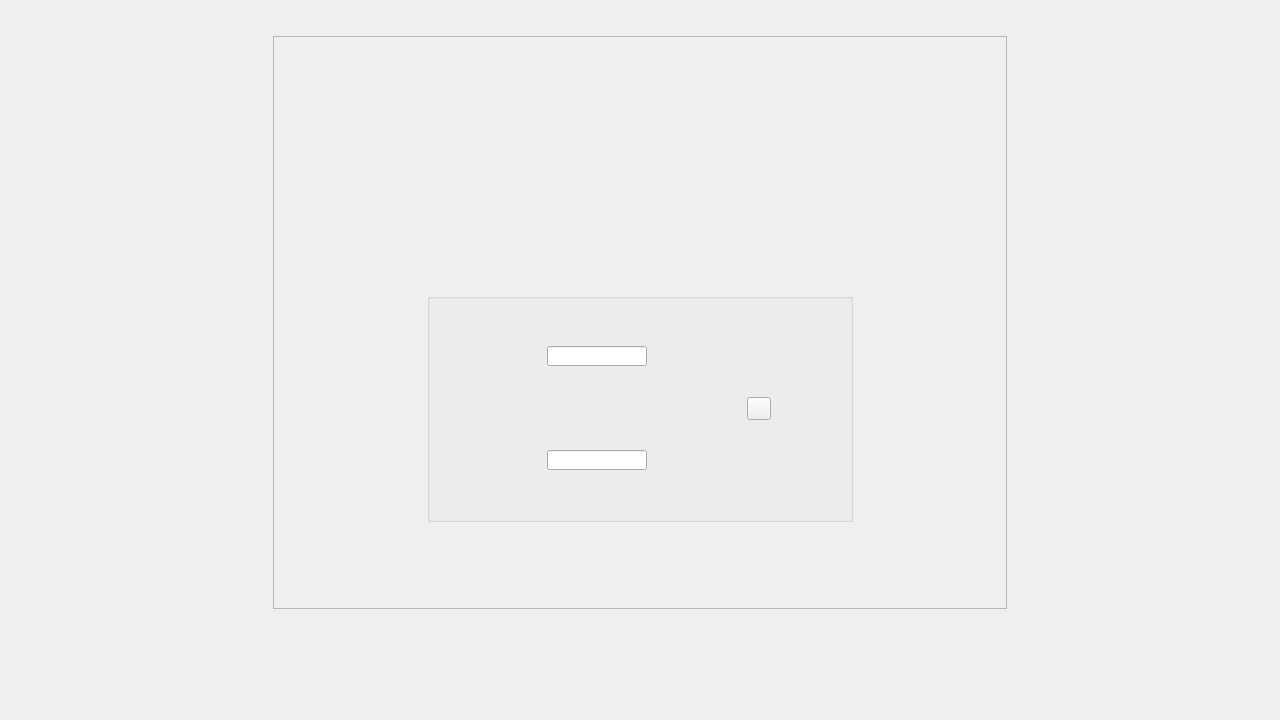
This is ui_files/login_prompt_new.ui in sanath111/rbhus_clone as Qt 5 draws it before an edit. The edited form follows.
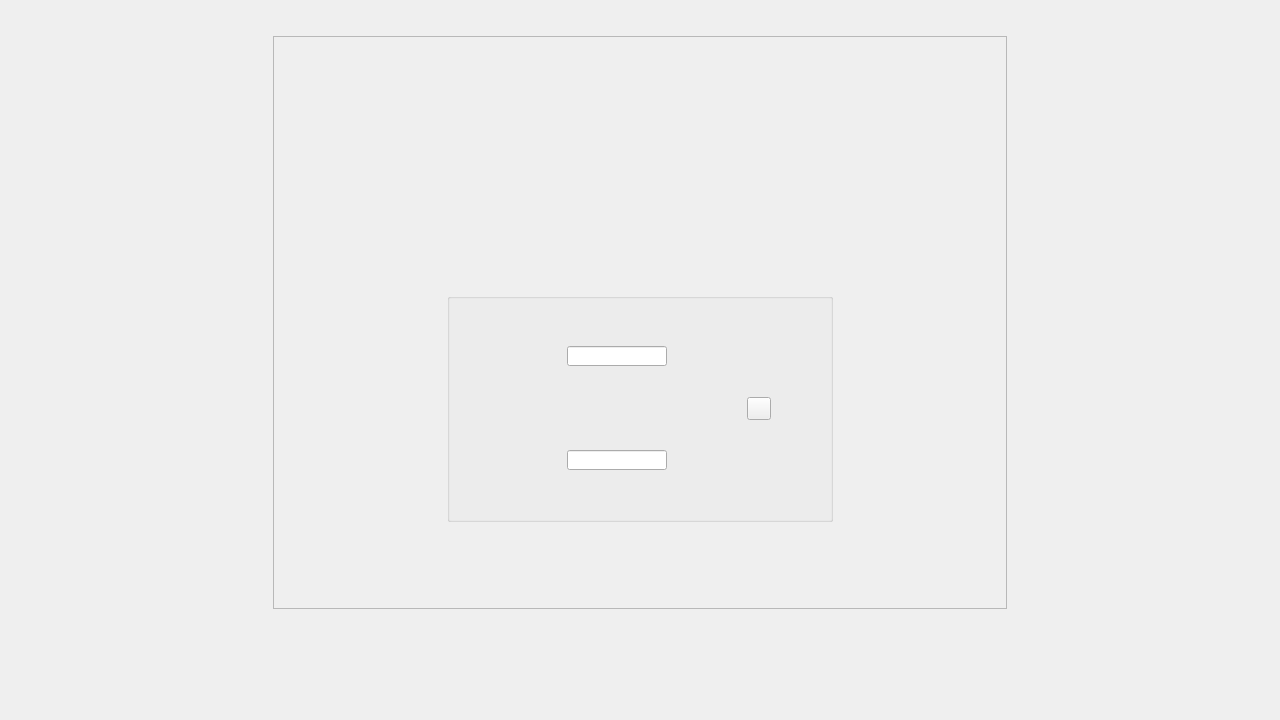
This is the edited form.

What changed in the file:
```diff
--- a/ui_files/login_prompt_new.ui
+++ b/ui_files/login_prompt_new.ui
@@ -345,7 +345,7 @@
              </property>
              <property name="sizeHint" stdset="0">
               <size>
-               <width>100</width>
+               <width>80</width>
                <height>20</height>
               </size>
              </property>
@@ -413,7 +413,7 @@
              </property>
              <property name="sizeHint" stdset="0">
               <size>
-               <width>70</width>
+               <width>50</width>
                <height>20</height>
               </size>
              </property>
```
Left out of the diff: 32 changed lines with no effect on the pictures.
